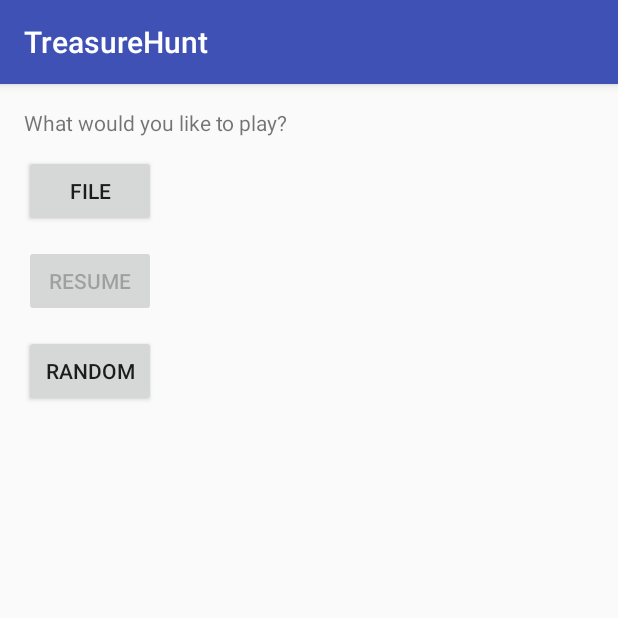
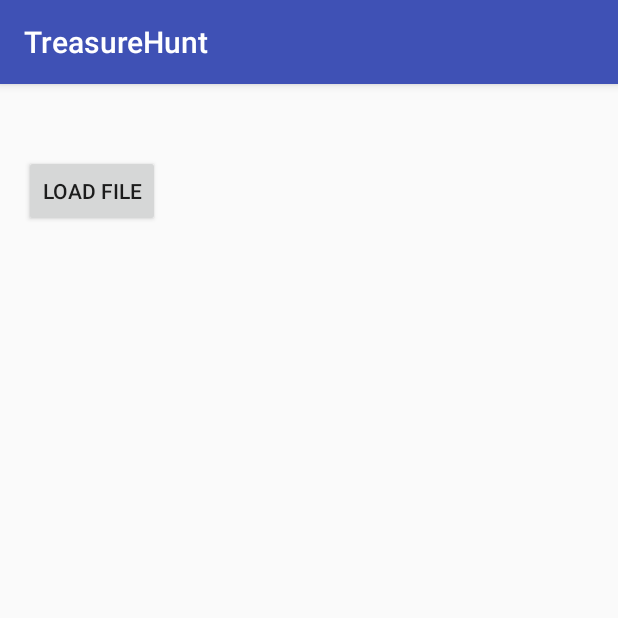
Before and after one commit to cgv2921/TreasureHunt, an Android app: the StartGameActivity screen opened directly, with no data from a screen before it, after a tap on "FILE", on a phone screen of 412 x 824 dp, the top half of it. Run offline under Robolectric (Android 15) with nearby library versions, the phone set to English and light mode, and no system bars.

Commit message:
File load page created
The page for uploading a file is now made, but the file load button has
no functionality yet.

```diff
--- a/app/build.gradle
+++ b/app/build.gradle
@@ -2,7 +2,7 @@ apply plugin: 'com.android.application'
 
 android {
     compileSdkVersion 25
-    buildToolsVersion "24.0.2"
+    buildToolsVersion '25.0.0'
     defaultConfig {
         applicationId "com.rit.se.treasurehuntvuz"
         minSdkVersion 15
--- a/app/src/main/AndroidManifest.xml
+++ b/app/src/main/AndroidManifest.xml
@@ -26,7 +26,8 @@
         <activity android:name=".StartGameActivity" />
         <activity android:name=".ShowHighscoreActivity" />
         <activity android:name=".ResumeGameActivity" />
-        <activity android:name=".AboutActivity"></activity>
+        <activity android:name=".AboutActivity" />
+        <activity android:name=".FileOpenActivity"></activity>
     </application>
 
 </manifest>
--- /dev/null
+++ b/app/src/main/java/com/rit/se/treasurehuntvuz/FileOpenActivity.java
@@ -0,0 +1,78 @@
+package com.rit.se.treasurehuntvuz;
+
+import android.content.Intent;
+import android.support.v7.app.AppCompatActivity;
+import android.os.Bundle;
+import android.util.Log;
+import android.widget.Button;
+import android.widget.TextView;
+import android.view.View;
+
+/**
+ * Created by vendi_000 on 3/22/2017.
+ */
+
+public class FileOpenActivity extends AppCompatActivity {
+
+    @Override
+    protected void onCreate(Bundle savedInstanceState) {
+        super.onCreate(savedInstanceState);
+        setContentView(R.layout.activity_openfile);
+
+        // Set file button
+        String loadButtonString = getString(R.string.loadFile_button);
+        Button loadButton = (Button) findViewById(R.id.loadFile_button);
+        loadButton.setText(loadButtonString);
+        loadButton.setOnClickListener(new View.OnClickListener() {
+            public void onClick(View v) {
+                onLoadButtonClick((Button) v);
+            }
+        });
+    }
+
+    @Override
+    protected void onStart() {
+        super.onStart();
+    }
+
+    @Override
+    protected void onResume() {
+        super.onResume();
+    }
+
+    @Override
+    protected void onPause() {
+        super.onPause();
+    }
+
+    @Override
+    protected void onStop() {
+        super.onStop();
+    }
+
+    @Override
+    protected void onRestart() {
+        super.onRestart();
+    }
+
+    @Override
+    protected void onDestroy() {
+        super.onDestroy();
+    }
+
+    @Override
+    public void onBackPressed() {
+        try {
+            Intent startGameActivityIntent = new Intent(FileOpenActivity.this, StartGameActivity.class);
+            startActivity(startGameActivityIntent);
+            finish();
+        }
+        catch(Exception exception) {
+            Log.e("FileOpenActivity", exception.getMessage());
+        }
+    }
+
+    private void onLoadButtonClick(Button startButton) {
+
+    }
+}
--- a/app/src/main/java/com/rit/se/treasurehuntvuz/StartGameActivity.java
+++ b/app/src/main/java/com/rit/se/treasurehuntvuz/StartGameActivity.java
@@ -111,7 +111,14 @@ public class StartGameActivity extends AppCompatActivity {
     }
 
     private void onFileButtonClick(Button fileButton) {
-
+        try {
+            Intent loadFileIntent = new Intent(StartGameActivity.this, FileOpenActivity.class);
+            startActivity(loadFileIntent);
+            finish();
+        }
+        catch (Exception exception) {
+            Log.e("StartGameActivity", exception.getMessage());
+        }
     }
 
     private void onResumeButtonClick(Button resumeButton) {
--- /dev/null
+++ b/app/src/main/res/layout/activity_openfile.xml
@@ -0,0 +1,28 @@
+<?xml version="1.0" encoding="utf-8"?>
+<RelativeLayout xmlns:android="http://schemas.android.com/apk/res/android"
+    xmlns:tools="http://schemas.android.com/tools"
+    android:id="@+id/activity_openfile"
+    android:layout_width="match_parent"
+    android:layout_height="match_parent"
+    android:paddingBottom="@dimen/activity_vertical_margin"
+    android:paddingLeft="@dimen/activity_horizontal_margin"
+    android:paddingRight="@dimen/activity_horizontal_margin"
+    android:paddingTop="@dimen/activity_vertical_margin"
+    tools:context="com.rit.se.treasurehuntvuz.FileOpenActivity">
+
+    <TextView
+        android:layout_width="wrap_content"
+        android:layout_height="wrap_content"
+        android:id="@+id/loadFile_title"/>
+
+    <Button
+        android:layout_width="wrap_content"
+        android:layout_height="wrap_content"
+        android:id="@+id/loadFile_button"
+        android:layout_marginTop="12dp"
+        android:layout_below="@+id/loadFile_title"
+        android:layout_alignParentLeft="true"
+        android:layout_alignParentStart="true" />
+
+
+</RelativeLayout>
--- a/app/src/main/res/values/strings.xml
+++ b/app/src/main/res/values/strings.xml
@@ -11,4 +11,5 @@
     <string name="start_button" formatted="false">Start</string>
     <string name="highscore_button" formatted="false">Highscores</string>
     <string name="about_button" formatted="false">About</string>
+    <string name="loadFile_button" formatted="false">Load File</string>
 </resources>
--- a/build.gradle
+++ b/build.gradle
@@ -5,7 +5,7 @@ buildscript {
         jcenter()
     }
     dependencies {
-        classpath 'com.android.tools.build:gradle:2.2.3'
+        classpath 'com.android.tools.build:gradle:2.3.0'
 
         // NOTE: Do not place your application dependencies here; they belong
         // in the individual module build.gradle files
```
Also changed, not shown: gradle/wrapper/gradle-wrapper.properties, 1 other file.
